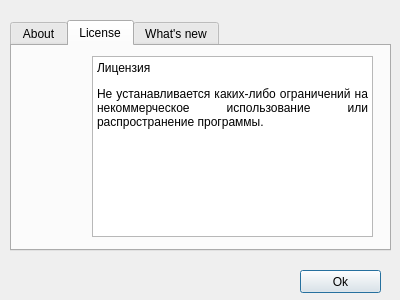
Above: about.ui from viktand/vap4 before the change. Below: the same form after it.
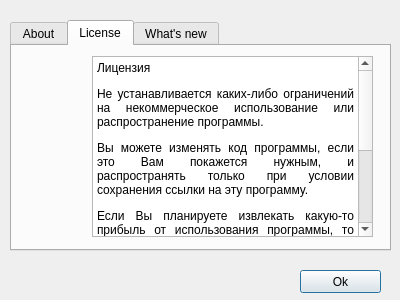
That is the form after the change. The open tabs and pages were chosen to show the change. Icons and pictures are not drawn.

```diff
--- a/about.ui
+++ b/about.ui
@@ -116,7 +116,14 @@
 &lt;/style&gt;&lt;/head&gt;&lt;body style=&quot; font-family:'Sans Serif'; font-size:9pt; font-weight:400; font-style:normal;&quot;&gt;
 &lt;p style=&quot; margin-top:12px; margin-bottom:0px; margin-left:0px; margin-right:0px; -qt-block-indent:0; text-indent:0px;&quot;&gt;Лицензия&lt;/p&gt;
 &lt;p align=&quot;justify&quot; style=&quot; margin-top:12px; margin-bottom:0px; margin-left:0px; margin-right:0px; -qt-block-indent:0; text-indent:0px;&quot;&gt;Не устанавливается каких-либо ограничений на некоммерческое использование или распространение программы. &lt;/p&gt;
-&lt;p style=&quot;-qt-paragraph-type:empty; margin-top:0px; margin-bottom:0px; margin-left:0px; margin-right:0px; -qt-block-indent:0; text-indent:0px;&quot;&gt;&lt;br /&gt;&lt;/p&gt;&lt;/body&gt;&lt;/html&gt;</string>
+&lt;p align=&quot;justify&quot; style=&quot; margin-top:12px; margin-bottom:0px; margin-left:0px; margin-right:0px; -qt-block-indent:0; text-indent:0px;&quot;&gt;Вы можете изменять код программы, если это Вам покажется нужным, и распространять только при условии сохранения ссылки на эту программу.&lt;/p&gt;
+&lt;p align=&quot;justify&quot; style=&quot; margin-top:12px; margin-bottom:0px; margin-left:0px; margin-right:0px; -qt-block-indent:0; text-indent:0px;&quot;&gt;Если Вы планируете извлекать какую-то прибыль от использования программы, то обратитесь к автору.&lt;/p&gt;
+&lt;p style=&quot;-qt-paragraph-type:empty; margin-top:0px; margin-bottom:0px; margin-left:0px; margin-right:0px; -qt-block-indent:0; text-indent:0px;&quot;&gt;&lt;br /&gt;&lt;/p&gt;
+&lt;p style=&quot; margin-top:0px; margin-bottom:0px; margin-left:0px; margin-right:0px; -qt-block-indent:0; text-indent:0px;&quot;&gt;There shall be no restrictions on non-commercial use or distribution program.&lt;/p&gt;
+&lt;p style=&quot;-qt-paragraph-type:empty; margin-top:0px; margin-bottom:0px; margin-left:0px; margin-right:0px; -qt-block-indent:0; text-indent:0px;&quot;&gt;&lt;br /&gt;&lt;/p&gt;
+&lt;p style=&quot; margin-top:0px; margin-bottom:0px; margin-left:0px; margin-right:0px; -qt-block-indent:0; text-indent:0px;&quot;&gt;You can change the program code if you seem fit, and disseminated only after save links to this program.&lt;/p&gt;
+&lt;p style=&quot;-qt-paragraph-type:empty; margin-top:0px; margin-bottom:0px; margin-left:0px; margin-right:0px; -qt-block-indent:0; text-indent:0px;&quot;&gt;&lt;br /&gt;&lt;/p&gt;
+&lt;p style=&quot; margin-top:0px; margin-bottom:0px; margin-left:0px; margin-right:0px; -qt-block-indent:0; text-indent:0px;&quot;&gt;If you want to extract some profit from the use of the program, contact the author.&lt;/p&gt;&lt;/body&gt;&lt;/html&gt;</string>
      </property>
     </widget>
     <widget class="QLabel" name="label_2">
```
Left out of the diff: 10 changed lines with no effect on the pictures.
